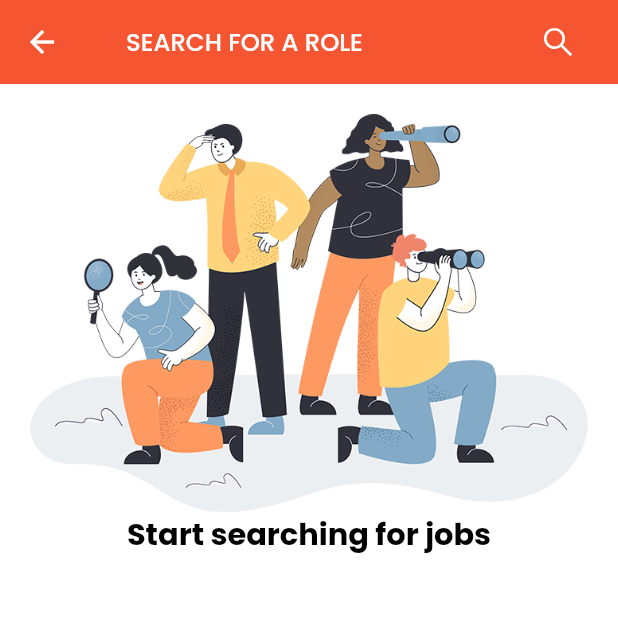
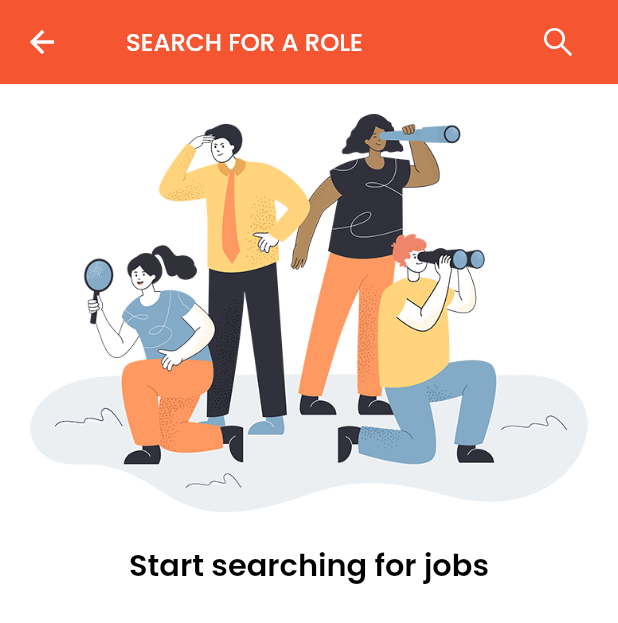
Before and after one commit to cjchika/joboard, a Flutter app: the SearchPage screen opened directly, on a phone screen of 412 x 824 dp. Shown: the top 623 px of the screen. Run offline on Flutter 3.47's test engine with Material 2 defaults, Android fonts, the phone set to English and light mode, and no system bars; our stand-ins replace cached_network_image, flutter_animate, flutter_screenutil, flutter_svg, flutter_vector_icons, flutter_zoom_drawer and 6 more; accounts and stored records are empty.

Commit message:
Search Screen

```diff
--- a/lib/views/ui/search/searchpage.dart
+++ b/lib/views/ui/search/searchpage.dart
@@ -2,6 +2,7 @@ import 'package:flutter/material.dart';
 import 'package:flutter_screenutil/flutter_screenutil.dart';
 import 'package:flutter_vector_icons/flutter_vector_icons.dart';
 import 'package:joboard/views/common/app_style.dart';
+import 'package:joboard/views/common/height_spacer.dart';
 import 'package:joboard/views/common/reusable_text.dart';
 import 'package:joboard/views/ui/search/widgets/custom_field.dart';
 
@@ -39,9 +40,10 @@ class _SearchPageState extends State<SearchPage> {
         padding: EdgeInsets.all(20.h),
         child: Column(children: [
           Image.asset("assets/images/optimized_search.png"),
+          const HeightSpacer(size: 20),
           ReusableText(
               text: "Start searching for jobs",
-              style: appstyle(20, Color(kDark.value), FontWeight.w700))
+              style: appstyle(20, Color(kDark.value), FontWeight.w600))
         ]),
       ),
     );
```
